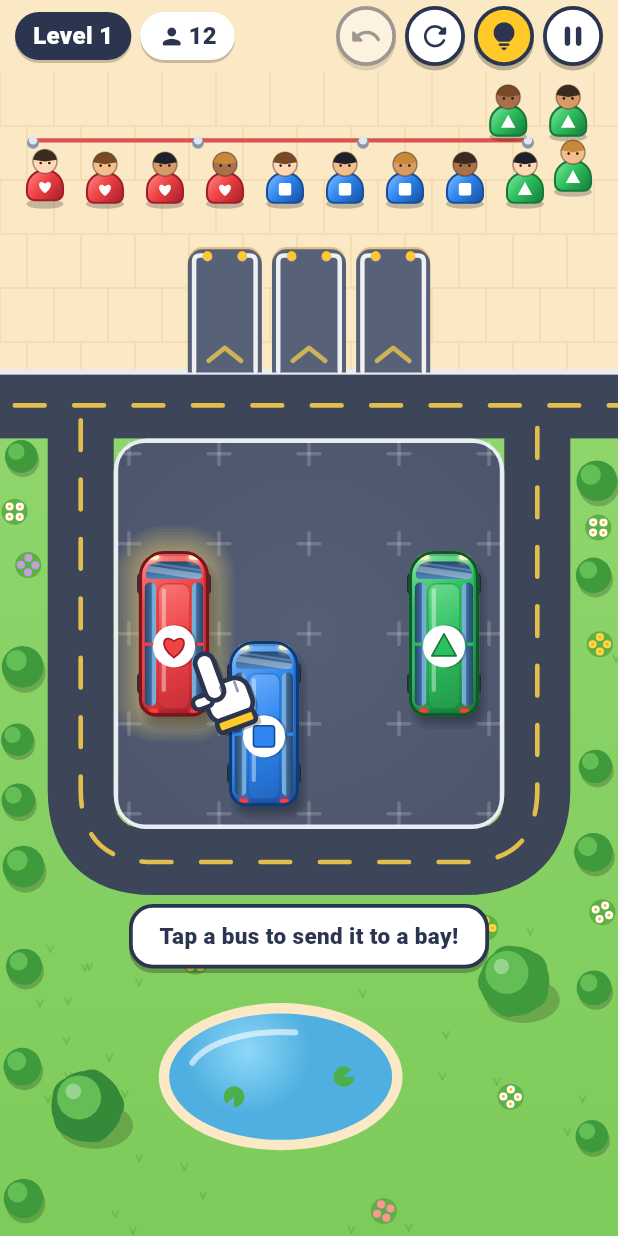
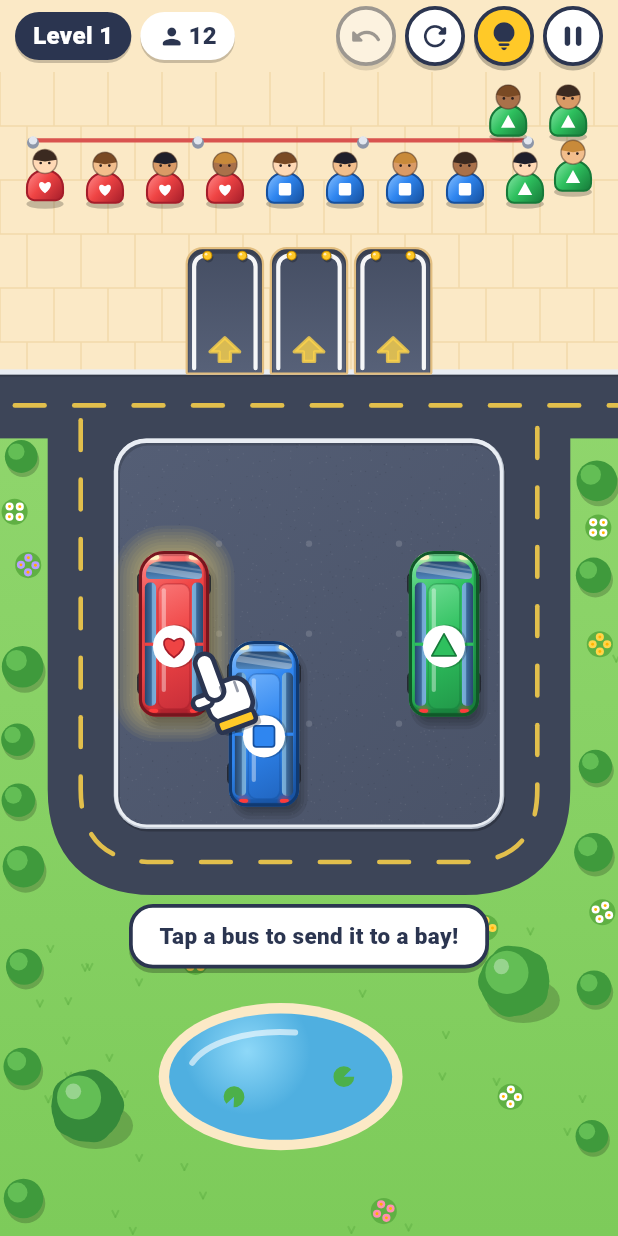
Before and after one commit to dattaprasad-r-ekavade/bus-ster, a Flutter app: the screen it shows after launch, after a tap on an icon or button, on a phone screen of 412 x 824 dp. Run offline on Flutter 3.47's test engine with Material 3 defaults, Android fonts, the phone set to English and light mode, and no system bars; our stand-ins replace audioplayers, shared_preferences.

Commit message:
Fix lot corner gap, texture the lot and repaint bay stalls
The road now fills right up to the kerbed lot island, so no grass shows
at the corners. The lot gets a subtle deterministic asphalt grain, an
inner kerb shadow and faint studs instead of + markers. Stalls are
sunken with a gradient floor, rounded painted lines, yellow bollards and
a filled entry arrow.

Co-Authored-By: Claude Opus 5.5 <noreply@anthropic.com>

```diff
--- a/lib/jam/ui/bay_painter.dart
+++ b/lib/jam/ui/bay_painter.dart
@@ -1,5 +1,6 @@
 // Bay stalls: painted parking slots that open onto the street.
 import 'dart:math' as math;
+import 'dart:ui' as ui;
 
 import 'package:flutter/painting.dart';
 
@@ -11,66 +12,96 @@ void paintStall(Canvas canvas, JamLayout layout, int slot) {
   final r = layout.stallRect(slot);
   final radius = Radius.circular(math.min(10, r.width * 0.2));
   final floor = RRect.fromRectAndCorners(r, topLeft: radius, topRight: radius);
-  // Inset shadow so the stall reads as a recessed bay.
+  // Sunken bay: a warm rim on the plaza, a darker floor that lightens
+  // toward the street, and a soft inner shadow under the top lip.
+  canvas.drawRRect(floor.inflate(1.5), Paint()..color = JamPalette.plazaEdge);
   canvas.drawRRect(
-    floor.shift(const Offset(0, -1.5)),
-    Paint()..color = JamPalette.plazaEdge,
+    floor,
+    Paint()
+      ..shader = ui.Gradient.linear(r.topCenter, r.bottomCenter, const [
+        JamPalette.stallFloorDeep,
+        JamPalette.stallFloor,
+      ]),
   );
-  canvas.drawRRect(floor, Paint()..color = JamPalette.stallFloor);
+  canvas.save();
+  canvas.clipRRect(floor);
+  canvas.drawDRRect(
+    floor.inflate(8),
+    floor.shift(const Offset(0, 2.5)).deflate(0.5),
+    Paint()..color = const Color(0x30000000),
+  );
+  canvas.restore();
 
+  final lw = math.max(1.6, layout.parkedW * 0.075);
   final line = Paint()
-    ..color = const Color(0xE6FFFFFF)
-    ..strokeWidth = math.max(1.6, layout.parkedW * 0.08)
+    ..color = const Color(0xF2FFFFFF)
+    ..strokeWidth = lw
     ..style = PaintingStyle.stroke
-    ..strokeCap = StrokeCap.round;
-  final inset = line.strokeWidth * 1.4;
+    ..strokeCap = StrokeCap.round
+    ..strokeJoin = StrokeJoin.round;
+  final inset = lw * 1.5;
   // U-shaped stall lines with a gate in the top edge: riders walk in
   // through the gate, never across a line.
   final gate = layout.gateWidth / 2;
-  final cx0 = r.center.dx;
+  final cx = r.center.dx;
   final top = r.top + inset;
-  final corner = radius.x * 0.4;
+  final corner = math.max(radius.x - inset * 0.6, lw);
   final u = Path()
-    ..moveTo(r.left + inset, r.bottom - 1)
+    ..moveTo(r.left + inset, r.bottom - lw)
     ..lineTo(r.left + inset, top + corner)
-    ..quadraticBezierTo(r.left + inset, top, r.left + inset + corner, top)
-    ..lineTo(cx0 - gate, top)
-    ..moveTo(cx0 + gate, top)
+    ..arcToPoint(
+      Offset(r.left + inset + corner, top),
+      radius: Radius.circular(corner),
+    )
+    ..lineTo(cx - gate, top)
+    ..moveTo(cx + gate, top)
     ..lineTo(r.right - inset - corner, top)
-    ..quadraticBezierTo(r.right - inset, top, r.right - inset, top + corner)
-    ..lineTo(r.right - inset, r.bottom - 1);
+    ..arcToPoint(
+      Offset(r.right - inset, top + corner),
+      radius: Radius.circular(corner),
+    )
+    ..lineTo(r.right - inset, r.bottom - lw);
   canvas.drawPath(u, line);
-  // Gate posts.
-  final postR = line.strokeWidth * 0.95;
-  for (final x in [cx0 - gate, cx0 + gate]) {
+
+  // Gate bollards: little yellow posts with a dark rim and a highlight.
+  final postR = lw * 1.05;
+  for (final x in [cx - gate, cx + gate]) {
+    final c = Offset(x, top);
     canvas.drawCircle(
-      Offset(x, top + 0.6),
-      postR * 1.15,
-      Paint()..color = JamPalette.plazaEdge,
+      c + Offset(postR * 0.25, postR * 0.45),
+      postR * 1.1,
+      Paint()..color = const Color(0x40000000),
     );
+    canvas.drawCircle(c, postR * 1.12, Paint()..color = JamPalette.accentDark);
+    canvas.drawCircle(c, postR * 0.86, Paint()..color = JamPalette.accent);
     canvas.drawCircle(
-      Offset(x, top),
-      postR,
-      Paint()..color = JamPalette.accent,
+      c - Offset(postR * 0.3, postR * 0.3),
+      postR * 0.3,
+      Paint()..color = const Color(0xB3FFFFFF),
     );
   }
 
-  // Yellow entry chevron on the stall floor.
-  final cx = r.center.dx;
-  final cy = r.bottom - layout.parkedW * 0.35;
-  final cw = math.min(r.width * 0.22, layout.parkedW * 0.32);
-  final chevron = Paint()
-    ..color = JamPalette.roadDash.withValues(alpha: 0.7)
-    ..strokeWidth = math.max(1.5, cw * 0.28)
-    ..style = PaintingStyle.stroke
-    ..strokeCap = StrokeCap.round
-    ..strokeJoin = StrokeJoin.round;
+  // Rounded entry arrow painted on the floor, pointing into the bay.
+  final cy = r.bottom - layout.parkedW * 0.42;
+  final aw = math.min(r.width * 0.2, layout.parkedW * 0.28);
+  final head = Path()
+    ..moveTo(cx, cy - aw * 0.75)
+    ..lineTo(cx + aw, cy + aw * 0.2)
+    ..lineTo(cx + aw * 0.38, cy + aw * 0.2)
+    ..lineTo(cx + aw * 0.38, cy + aw * 0.85)
+    ..lineTo(cx - aw * 0.38, cy + aw * 0.85)
+    ..lineTo(cx - aw * 0.38, cy + aw * 0.2)
+    ..lineTo(cx - aw, cy + aw * 0.2)
+    ..close();
+  final arrowColor = JamPalette.roadDash.withValues(alpha: 0.78);
+  canvas.drawPath(head, Paint()..color = arrowColor);
   canvas.drawPath(
-    Path()
-      ..moveTo(cx - cw, cy + cw * 0.5)
-      ..lineTo(cx, cy - cw * 0.3)
-      ..lineTo(cx + cw, cy + cw * 0.5),
-    chevron,
+    head,
+    Paint()
+      ..color = arrowColor
+      ..style = PaintingStyle.stroke
+      ..strokeWidth = math.max(1.0, aw * 0.22)
+      ..strokeJoin = StrokeJoin.round,
   );
 }
 
--- a/lib/jam/ui/board_painter.dart
+++ b/lib/jam/ui/board_painter.dart
@@ -1,6 +1,7 @@
 // Static scenery: plaza, bay stalls, street + road ring, asphalt lot and
 // grass. Painted once per layout behind a RepaintBoundary.
 import 'dart:math' as math;
+import 'dart:ui' as ui;
 
 import 'package:flutter/rendering.dart';
 
@@ -60,26 +61,65 @@ class JamBoardPainter extends CustomPainter {
         ..style = PaintingStyle.stroke
         ..strokeWidth = l.roadW,
     );
-    // Kerb on the plaza side of the street.
+    // Fill everything inside the ring's centre line with road too, so the
+    // road always runs right up to the lot kerb: no grass can show between
+    // the kerb and the road at the lot corners.
+    canvas.drawRect(ring, road);
+    // Kerb on the plaza side of the street, with a soft lip shadow.
+    canvas.drawRect(
+      Rect.fromLTRB(0, l.streetTop + 1.5, w, l.streetTop + 3.5),
+      Paint()
+        ..shader = ui.Gradient.linear(
+          Offset(0, l.streetTop + 1.5),
+          Offset(0, l.streetTop + 3.5),
+          const [Color(0x40000000), Color(0x00000000)],
+        ),
+    );
     canvas.drawRect(
       Rect.fromLTRB(0, l.streetTop - 2, w, l.streetTop + 1.5),
       Paint()..color = JamPalette.kerb,
     );
 
-    // Lot asphalt.
+    // Lot: a kerbed island with an asphalt top.
+    const kerb = 3.0;
+    final lotR = math.max(kerb + 2, l.roadW * 0.5);
+    final island = RRect.fromRectAndRadius(
+      l.lotRect.inflate(kerb),
+      Radius.circular(lotR),
+    );
     final lot = RRect.fromRectAndRadius(
-      l.lotRect.inflate(3),
-      Radius.circular(l.roadW * 0.5),
+      l.lotRect,
+      Radius.circular(lotR - kerb),
     );
-    canvas.drawRRect(lot, Paint()..color = JamPalette.kerb);
+    // Kerb shadow on the road (bottom-right), kerb face, then the lot.
     canvas.drawRRect(
-      RRect.fromRectAndRadius(l.lotRect, Radius.circular(l.roadW * 0.4)),
+      island.shift(const Offset(0.8, 1.6)),
+      Paint()..color = const Color(0x38000000),
+    );
+    canvas.drawRRect(island, Paint()..color = JamPalette.kerbShadow);
+    canvas.drawRRect(
+      island.deflate(0.6).shift(const Offset(-0.3, -0.6)),
+      Paint()..color = JamPalette.kerb,
+    );
+    canvas.drawRRect(
+      lot,
       Paint()
-        ..shader = const RadialGradient(
-          colors: [JamPalette.asphaltLight, JamPalette.asphalt],
-          radius: 0.9,
-        ).createShader(l.lotRect),
+        ..shader = ui.Gradient.linear(
+          l.lotRect.topLeft,
+          l.lotRect.bottomRight,
+          const [JamPalette.asphaltLight, JamPalette.asphalt],
+        ),
     );
+    canvas.save();
+    canvas.clipRRect(lot);
+    _asphaltGrain(canvas, l.lotRect);
+    // Inner shadow under the kerb's top-left lip.
+    canvas.drawDRRect(
+      lot.inflate(6),
+      lot.shift(const Offset(1.2, 1.8)),
+      Paint()..color = const Color(0x2A000000),
+    );
+    canvas.restore();
     _lotMarkings(canvas);
 
     // Dashed centre lines along street and ring.
@@ -265,18 +305,48 @@ class JamBoardPainter extends CustomPainter {
     final l = layout;
     final c = l.cell;
     final g = l.gridRect;
-    final mark = Paint()
-      ..color = const Color(0x2EFFFFFF)
-      ..strokeWidth = math.max(1.2, c * 0.04)
+    // Faint painted studs at the interior grid crossings: enough to read
+    // the cells without the noise of full crosses.
+    final pts = <Offset>[
+      for (var i = 1; i < l.columns; i++)
+        for (var j = 1; j < l.rows; j++) Offset(g.left + i * c, g.top + j * c),
+    ];
+    canvas.drawPoints(
+      ui.PointMode.points,
+      pts,
+      Paint()
+        ..color = const Color(0x24FFFFFF)
+        ..strokeWidth = math.max(2.0, c * 0.07)
+        ..strokeCap = StrokeCap.round,
+    );
+  }
+
+  /// Fine deterministic speckle so the lot reads as asphalt.
+  void _asphaltGrain(Canvas canvas, Rect r) {
+    final rnd = math.Random(11);
+    final count = (r.width * r.height / 55).clamp(0, 6000).toInt();
+    final light = <Offset>[];
+    final dark = <Offset>[];
+    for (var i = 0; i < count; i++) {
+      final p = Offset(
+        r.left + rnd.nextDouble() * r.width,
+        r.top + rnd.nextDouble() * r.height,
+      );
+      (i.isEven ? light : dark).add(p);
+    }
+    final paint = Paint()
+      ..strokeWidth = 0.9
       ..strokeCap = StrokeCap.round;
-    final t = c * 0.12;
-    for (var i = 0; i <= l.columns; i++) {
-      for (var j = 0; j <= l.rows; j++) {
-        final p = Offset(g.left + i * c, g.top + j * c);
-        canvas.drawLine(p - Offset(t, 0), p + Offset(t, 0), mark);
-        canvas.drawLine(p - Offset(0, t), p + Offset(0, t), mark);
-      }
-    }
+    canvas.drawPoints(
+      ui.PointMode.points,
+      light,
+      paint..color = const Color(0x12FFFFFF),
+    );
+    canvas.drawPoints(
+      ui.PointMode.points,
+      dark,
+      paint..color = const Color(0x16000000),
+    );
   }
 
   void _grassTufts(Canvas canvas, Size size) {
```
